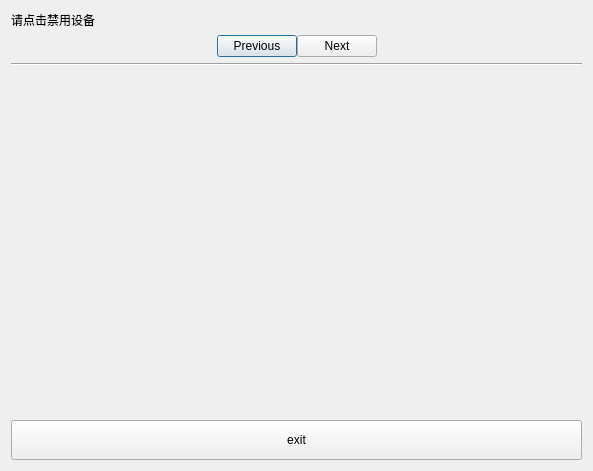
Before: the Qt Designer form ui/forbiddevdialog.ui in niuyuxin/touchScreen, drawn with Qt 5.
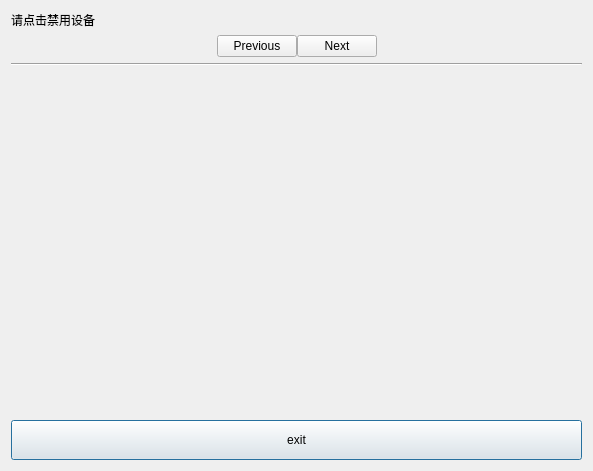
After: the same form once the commit is applied.

```diff
--- a/ui/forbiddevdialog.ui
+++ b/ui/forbiddevdialog.ui
@@ -65,6 +65,9 @@
        <property name="checkable">
         <bool>true</bool>
        </property>
+       <property name="autoDefault">
+        <bool>false</bool>
+       </property>
       </widget>
      </item>
      <item>
@@ -135,6 +138,9 @@
      <property name="text">
       <string>exit</string>
      </property>
+     <property name="default">
+      <bool>true</bool>
+     </property>
     </widget>
    </item>
   </layout>
```
Left out of the diff: 3 changed lines with no effect on the pictures.
